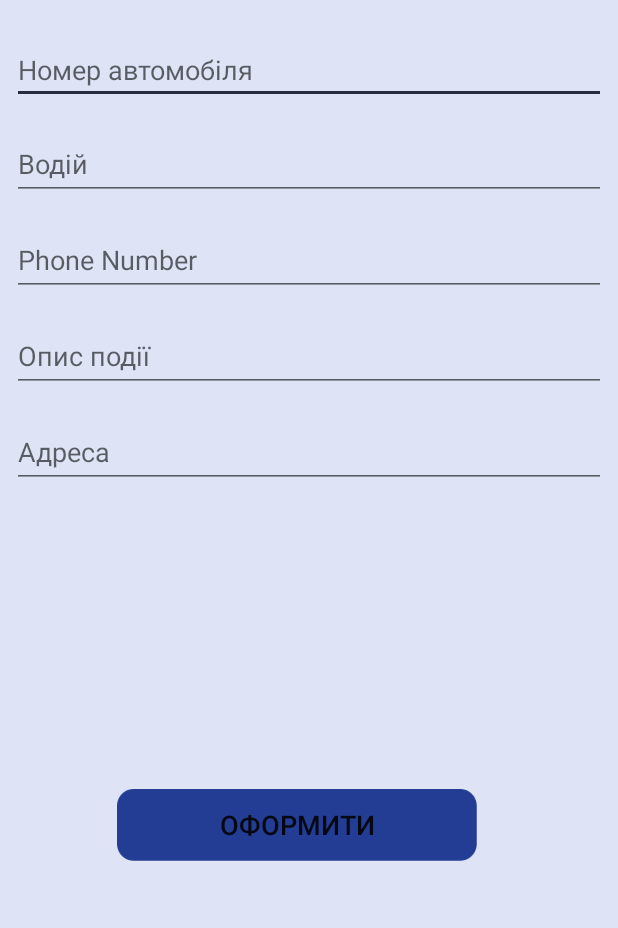
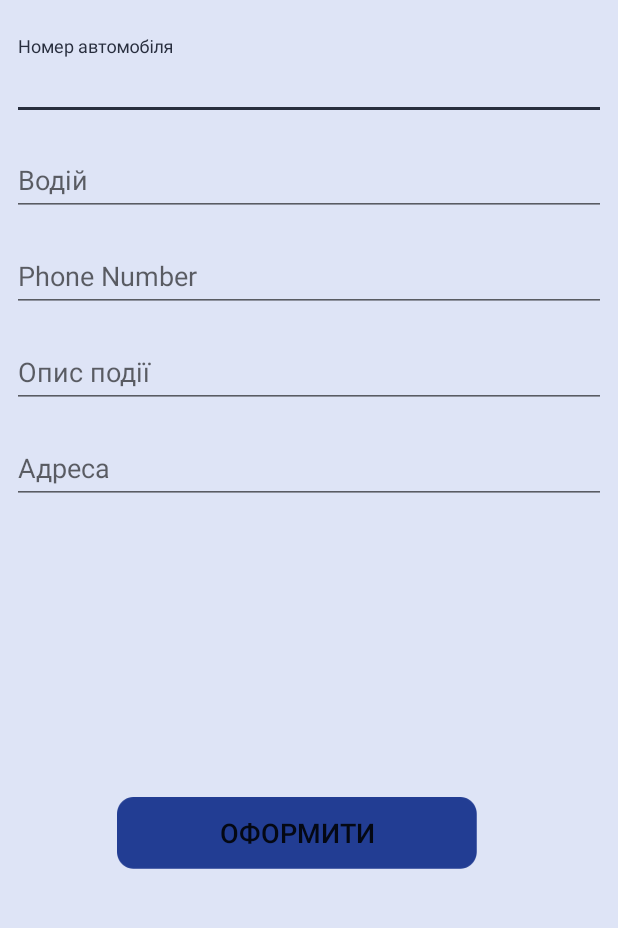
Before and after one commit to SolomkaIevgenii/ParkingControl_1.1, an Android app: the FillTicketActivity screen opened directly, with no data from a screen before it, on a phone screen of 412 x 824 dp, the part 75-1003 px from its top. Run offline under Robolectric (Android 15) with nearby library versions, the phone set to English and light mode, and no system bars; 5 statements that could not run were skipped.

Commit message:
Preparing to finish

```diff
--- a/app/src/main/java/com/example/john/parkingcontrol/Activity/LoginActivity.java
+++ b/app/src/main/java/com/example/john/parkingcontrol/Activity/LoginActivity.java
@@ -16,6 +16,7 @@ import android.widget.Toast;
 import com.example.john.parkingcontrol.API.interfaces.GetTokenApi;
 import com.example.john.parkingcontrol.API.models.GetToken.TokenRequest;
 import com.example.john.parkingcontrol.API.models.GetToken.TokenResponse;
+import com.example.john.parkingcontrol.Activity.TIcketIssue.FillTicketActivity;
 import com.example.john.parkingcontrol.DifferentHelpers.TemporaryDataStorage;
 import com.example.john.parkingcontrol.R;
 
@@ -56,6 +57,8 @@ public class LoginActivity extends AppCompatActivity {
 
                 Intent intent = new Intent(LoginActivity.this, PrintActivity.class);
                 startActivity(intent);
+                /*Intent intent = new Intent(LoginActivity.this, FillTicketActivity.class);
+                startActivity(intent);*/
             }
         });
 
--- a/app/src/main/java/com/example/john/parkingcontrol/Activity/PrintActivity.java
+++ b/app/src/main/java/com/example/john/parkingcontrol/Activity/PrintActivity.java
@@ -49,7 +49,7 @@ public class PrintActivity extends AppCompatActivity {
 
                     // RPP300 is the name of the bluetooth printer device
                     // we got this name from the list of paired devices
-                    if (device.getName().equals("QSPrinter")) {
+                    if (device.getName().equals("QSPrinter")|device.getName().equals("SW_3A6E")) {
                         mmDevice = device;
                         UUID uuid = UUID.fromString("00001101-0000-1000-8000-00805f9b34fb");
                         mmSocket = mmDevice.createRfcommSocketToServiceRecord(uuid);
@@ -70,7 +70,7 @@ public class PrintActivity extends AppCompatActivity {
                                 "\n" +
                                 "сумма:\t8.00грн.\n\n\n\n\n\n\n\n\n";
 
-                        mmOutputStream.write(msg.getBytes("windows-1251"));
+                        mmOutputStream.write(msg.getBytes("IBM861"));
 
                         Toast.makeText(this, "BT sanded", Toast.LENGTH_SHORT).show();
                         mmOutputStream.close();
--- a/app/src/main/java/com/example/john/parkingcontrol/Activity/TIcketIssue/FillTicketActivity.java
+++ b/app/src/main/java/com/example/john/parkingcontrol/Activity/TIcketIssue/FillTicketActivity.java
@@ -49,14 +49,13 @@ public class FillTicketActivity extends AppCompatActivity {
                 .build();
         EditText enteredNumber;
         if (!isEmptyNumber){
-            enteredNumber = findViewById(R.id.inputCarNumberInc);
+            enteredNumber = findViewById(R.id.editCarNumberInc);
             enteredNumber.setText(responseCarNumber);
             enteredNumber.setEnabled(false);
             //TODO Задать полям inputType, создать переход в АКТИВИТИ печати чека, сделать запрос чека, поправить везде логотип 18.09.2018
         }
-        else {
-            enteredNumber = findViewById(R.id.inputCarNumberInc);
-            enteredNumber.setText(responseCarNumber);
+        else if (isEmptyNumber){
+            enteredNumber = findViewById(R.id.editCarNumberInc);
         }
 
 
--- a/app/src/main/res/layout/activity_fill_ticket.xml
+++ b/app/src/main/res/layout/activity_fill_ticket.xml
@@ -41,7 +41,7 @@
         app:layout_constraintTop_toTopOf="@+id/imageLogoFill"
         app:srcCompat="@color/colorLogoBack" />
 
-    <EditText
+    <android.support.design.widget.TextInputLayout
         android:id="@+id/inputCarNumberInc"
         android:layout_width="match_parent"
         android:layout_height="wrap_content"
@@ -50,11 +50,16 @@
         android:layout_marginTop="24dp"
         app:layout_constraintEnd_toEndOf="parent"
         app:layout_constraintStart_toStartOf="parent"
-        android:inputType="numberDecimal"
-        android:hint="Номер автомобіля"
-        android:editable="true"
         app:layout_constraintTop_toBottomOf="@+id/imageLogoFill">
-    </EditText>
+
+        <android.support.design.widget.TextInputEditText
+            android:id="@+id/editCarNumberInc"
+            android:layout_width="match_parent"
+            android:layout_height="wrap_content"
+            android:inputType="textCapCharacters"
+            android:hint="Номер автомобіля"/>
+
+    </android.support.design.widget.TextInputLayout>
 
 
     <android.support.design.widget.TextInputLayout
@@ -72,6 +77,7 @@
             android:id="@+id/editDriverName"
             android:layout_width="match_parent"
             android:layout_height="wrap_content"
+            android:inputType="textCapWords"
             android:hint="Водій" />
     </android.support.design.widget.TextInputLayout>
 
@@ -113,7 +119,8 @@
             android:id="@+id/editDescription"
             android:layout_width="match_parent"
             android:layout_height="wrap_content"
-            android:hint="Опис події" />
+            android:hint="Опис події"
+            android:inputType="textShortMessage"/>
     </android.support.design.widget.TextInputLayout>
 
 
@@ -133,7 +140,7 @@
             android:layout_width="match_parent"
             android:layout_height="wrap_content"
             android:hint="Адреса"
-            android:inputType="textMultiLine"/>
+            android:inputType="textPostalAddress"/>
     </android.support.design.widget.TextInputLayout>
 
 
```
Also changed, not shown: app/src/main/java/com/example/john/parkingcontrol/Activity/PrinterDrivers/AbstractPrinter.java (added, +13 -0 lines), app/src/main/java/com/example/john/parkingcontrol/Activity/PrinterDrivers/LK_P34.java (added, +12 -0 lines), app/src/main/java/com/example/john/parkingcontrol/Activity/PrinterDrivers/QSPrinter.java (added, +12 -0 lines), app/src/main/java/com/example/john/parkingcontrol/Activity/TIcketIssue/Photo/PhotoActivity.java (+10 -3 lines), app/src/main/res/layout/activity_print.xml (+10 -0 lines).
